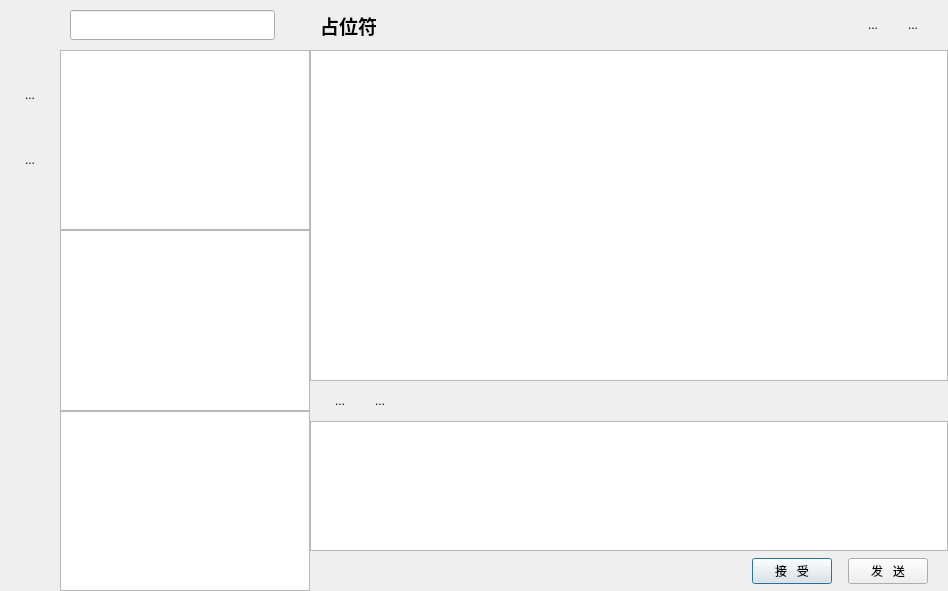
Before: the Qt Designer form chatdialog.ui in BaijiuChat/BC_Client, drawn with Qt 5.
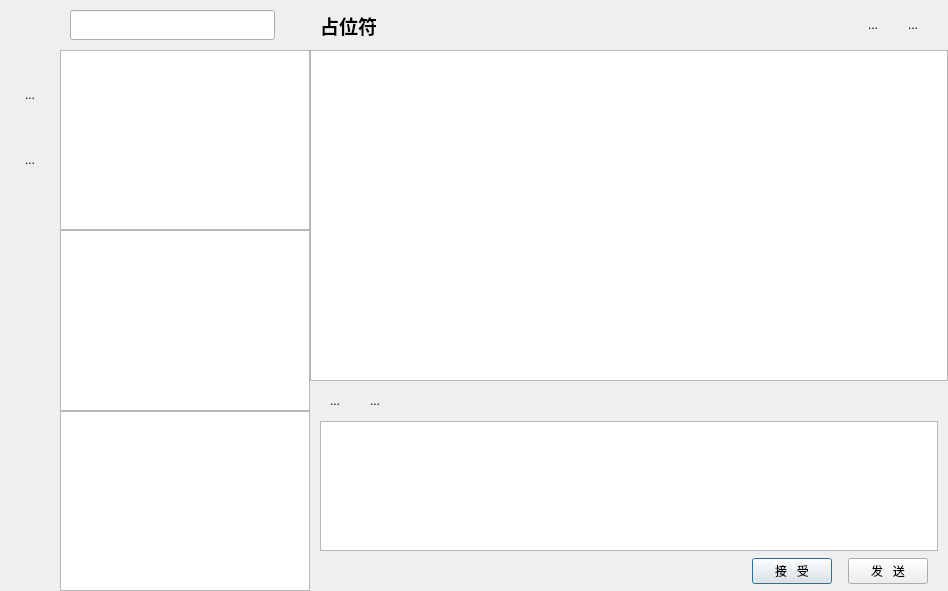
After: the same form once the commit is applied. Custom widgets are drawn as their Qt base class.

Commit message: 界面完成，下一步做文本缩进

```diff
--- a/chatdialog.ui
+++ b/chatdialog.ui
@@ -18,8 +18,8 @@
   </property>
   <property name="minimumSize">
    <size>
-    <width>500</width>
-    <height>500</height>
+    <width>550</width>
+    <height>550</height>
    </size>
   </property>
   <property name="windowTitle">
@@ -581,13 +581,13 @@
           <number>0</number>
          </property>
          <property name="leftMargin">
-          <number>0</number>
+          <number>10</number>
          </property>
          <property name="topMargin">
           <number>0</number>
          </property>
          <property name="rightMargin">
-          <number>0</number>
+          <number>10</number>
          </property>
          <property name="bottomMargin">
           <number>0</number>
@@ -628,22 +628,6 @@
             <property name="bottomMargin">
              <number>0</number>
             </property>
-            <item>
-             <spacer name="horizontalSpacer_12">
-              <property name="orientation">
-               <enum>Qt::Orientation::Horizontal</enum>
-              </property>
-              <property name="sizeType">
-               <enum>QSizePolicy::Policy::Fixed</enum>
-              </property>
-              <property name="sizeHint" stdset="0">
-               <size>
-                <width>15</width>
-                <height>0</height>
-               </size>
-              </property>
-             </spacer>
-            </item>
             <item>
              <widget class="QToolButton" name="emojiButton">
               <property name="minimumSize">
```
The commit also changes 5 other files.
